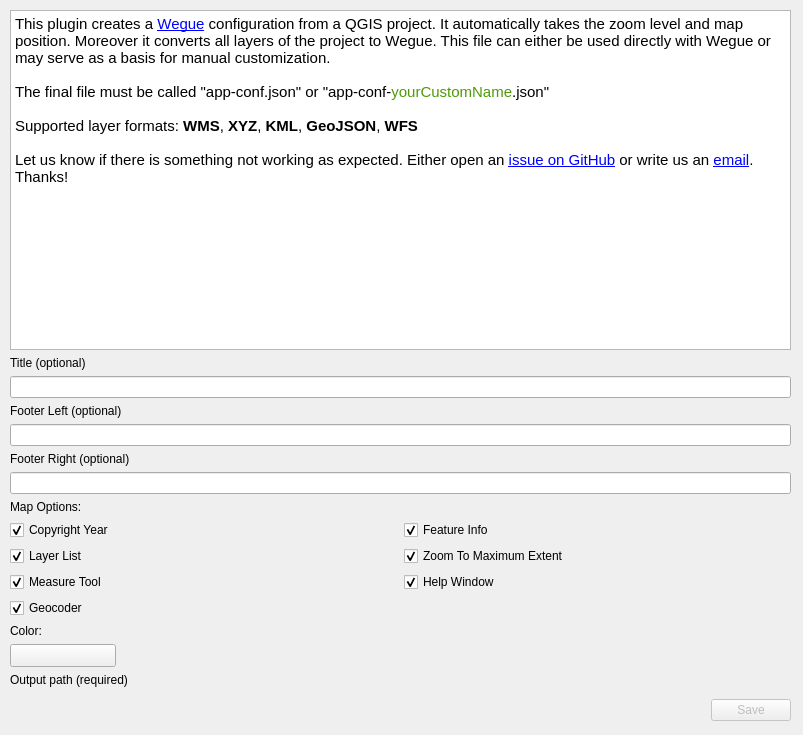
Qt form qgis2wegue_dialog_base.ui (meggsimum/qgis2wegue) before a commit.
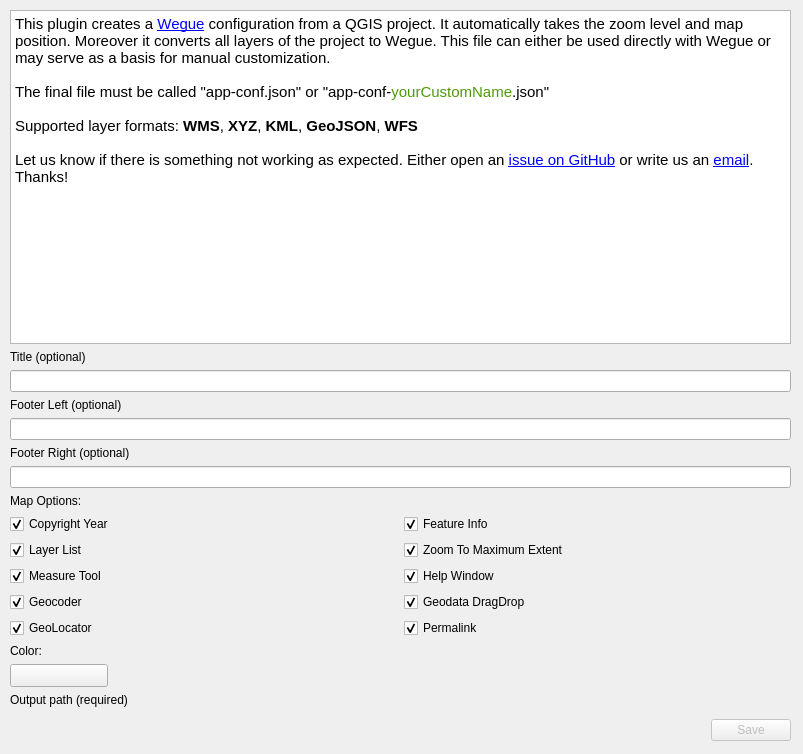
The same form after that commit. Custom widgets are drawn as their Qt base class.

Commit message:
Add new Wegue modules and settings
- Geodata drag&drop
- Geolocator
- Permalink

What changed in the file:
```diff
--- a/qgis2wegue_dialog_base.ui
+++ b/qgis2wegue_dialog_base.ui
@@ -10,7 +10,7 @@
     <x>0</x>
     <y>0</y>
     <width>803</width>
-    <height>735</height>
+    <height>754</height>
    </rect>
   </property>
   <property name="minimumSize">
@@ -34,7 +34,7 @@
      <x>10</x>
      <y>10</y>
      <width>781</width>
-     <height>711</height>
+     <height>731</height>
     </rect>
    </property>
    <layout class="QVBoxLayout" name="verticalLayout">
@@ -47,8 +47,8 @@
        <string>&lt;!DOCTYPE HTML PUBLIC &quot;-//W3C//DTD HTML 4.0//EN&quot; &quot;http://www.w3.org/TR/REC-html40/strict.dtd&quot;&gt;
 &lt;html&gt;&lt;head&gt;&lt;meta name=&quot;qrichtext&quot; content=&quot;1&quot; /&gt;&lt;style type=&quot;text/css&quot;&gt;
 p, li { white-space: pre-wrap; }
-&lt;/style&gt;&lt;/head&gt;&lt;body style=&quot; font-family:'Cantarell'; font-size:11pt; font-weight:400; font-style:normal;&quot;&gt;
-&lt;p style=&quot; margin-top:0px; margin-bottom:0px; margin-left:0px; margin-right:0px; -qt-block-indent:0; text-indent:0px;&quot;&gt;This plugin creates a &lt;a href=&quot;https://github.com/meggsimum/wegue&quot;&gt;&lt;span style=&quot; text-decoration: underline; color:#0000ff;&quot;&gt;Wegue&lt;/span&gt;&lt;/a&gt; configuration from a QGIS project. It automatically takes the zoom level and map position. Moreover it converts all layers of the project to Wegue. This file can either be used directly with Wegue or may serve as a basis for manual customization. &lt;br /&gt;&lt;br /&gt;The final file must be called &amp;quot;app-conf.json&amp;quot; or &amp;quot;app-conf-&lt;span style=&quot; color:#4e9a06;&quot;&gt;yourCustomName&lt;/span&gt;.json&amp;quot;&lt;br /&gt;&lt;br /&gt;Supported layer formats: &lt;span style=&quot; font-weight:600; color:#000000;&quot;&gt;WMS&lt;/span&gt;&lt;span style=&quot; color:#000000;&quot;&gt;, &lt;/span&gt;&lt;span style=&quot; font-weight:600; color:#000000;&quot;&gt;XYZ&lt;/span&gt;&lt;span style=&quot; color:#000000;&quot;&gt;, &lt;/span&gt;&lt;span style=&quot; font-weight:600; color:#000000;&quot;&gt;KML&lt;/span&gt;&lt;span style=&quot; color:#000000;&quot;&gt;, &lt;/span&gt;&lt;span style=&quot; font-weight:600; color:#000000;&quot;&gt;GeoJSON&lt;/span&gt;&lt;span style=&quot; color:#000000;&quot;&gt;, &lt;/span&gt;&lt;span style=&quot; font-weight:600; color:#000000;&quot;&gt;WFS&lt;/span&gt;&lt;br /&gt;&lt;br /&gt;&lt;span style=&quot; color:#000000;&quot;&gt;Let us know if there is something not working as expected. Either open an &lt;/span&gt;&lt;a href=&quot;https://github.com/meggsimum/qgis2wegue/issues/new&quot;&gt;&lt;span style=&quot; text-decoration: underline; color:#0000ff;&quot;&gt;issue on GitHub&lt;/span&gt;&lt;/a&gt;&lt;span style=&quot; color:#000000;&quot;&gt; or write us an &lt;/span&gt;&lt;a href=&quot;mailto:info@jakobmiksch.eu&quot;&gt;&lt;span style=&quot; text-decoration: underline; color:#0000ff;&quot;&gt;email&lt;/span&gt;&lt;/a&gt;&lt;span style=&quot; color:#000000;&quot;&gt;.  Thanks!&lt;/span&gt;&lt;/p&gt;&lt;/body&gt;&lt;/html&gt;</string>
+&lt;/style&gt;&lt;/head&gt;&lt;body style=&quot; font-family:'Noto Sans'; font-size:9pt; font-weight:400; font-style:normal;&quot;&gt;
+&lt;p style=&quot; margin-top:0px; margin-bottom:0px; margin-left:0px; margin-right:0px; -qt-block-indent:0; text-indent:0px;&quot;&gt;&lt;span style=&quot; font-family:'Cantarell'; font-size:11pt;&quot;&gt;This plugin creates a &lt;/span&gt;&lt;a href=&quot;https://github.com/meggsimum/wegue&quot;&gt;&lt;span style=&quot; font-family:'Cantarell'; font-size:11pt; text-decoration: underline; color:#0000ff;&quot;&gt;Wegue&lt;/span&gt;&lt;/a&gt;&lt;span style=&quot; font-family:'Cantarell'; font-size:11pt;&quot;&gt; configuration from a QGIS project. It automatically takes the zoom level and map position. Moreover it converts all layers of the project to Wegue. This file can either be used directly with Wegue or may serve as a basis for manual customization. &lt;br /&gt;&lt;br /&gt;The final file must be called &amp;quot;app-conf.json&amp;quot; or &amp;quot;app-conf-&lt;/span&gt;&lt;span style=&quot; font-family:'Cantarell'; font-size:11pt; color:#4e9a06;&quot;&gt;yourCustomName&lt;/span&gt;&lt;span style=&quot; font-family:'Cantarell'; font-size:11pt;&quot;&gt;.json&amp;quot;&lt;br /&gt;&lt;br /&gt;Supported layer formats: &lt;/span&gt;&lt;span style=&quot; font-family:'Cantarell'; font-size:11pt; font-weight:600; color:#000000;&quot;&gt;WMS&lt;/span&gt;&lt;span style=&quot; font-family:'Cantarell'; font-size:11pt; color:#000000;&quot;&gt;, &lt;/span&gt;&lt;span style=&quot; font-family:'Cantarell'; font-size:11pt; font-weight:600; color:#000000;&quot;&gt;XYZ&lt;/span&gt;&lt;span style=&quot; font-family:'Cantarell'; font-size:11pt; color:#000000;&quot;&gt;, &lt;/span&gt;&lt;span style=&quot; font-family:'Cantarell'; font-size:11pt; font-weight:600; color:#000000;&quot;&gt;KML&lt;/span&gt;&lt;span style=&quot; font-family:'Cantarell'; font-size:11pt; color:#000000;&quot;&gt;, &lt;/span&gt;&lt;span style=&quot; font-family:'Cantarell'; font-size:11pt; font-weight:600; color:#000000;&quot;&gt;GeoJSON&lt;/span&gt;&lt;span style=&quot; font-family:'Cantarell'; font-size:11pt; color:#000000;&quot;&gt;, &lt;/span&gt;&lt;span style=&quot; font-family:'Cantarell'; font-size:11pt; font-weight:600; color:#000000;&quot;&gt;WFS&lt;/span&gt;&lt;span style=&quot; font-family:'Cantarell'; font-size:11pt;&quot;&gt;&lt;br /&gt;&lt;br /&gt;&lt;/span&gt;&lt;span style=&quot; font-family:'Cantarell'; font-size:11pt; color:#000000;&quot;&gt;Let us know if there is something not working as expected. Either open an &lt;/span&gt;&lt;a href=&quot;https://github.com/meggsimum/qgis2wegue/issues/new&quot;&gt;&lt;span style=&quot; font-family:'Cantarell'; font-size:11pt; text-decoration: underline; color:#0000ff;&quot;&gt;issue on GitHub&lt;/span&gt;&lt;/a&gt;&lt;span style=&quot; font-family:'Cantarell'; font-size:11pt; color:#000000;&quot;&gt; or write us an &lt;/span&gt;&lt;a href=&quot;mailto:info@jakobmiksch.eu&quot;&gt;&lt;span style=&quot; font-family:'Cantarell'; font-size:11pt; text-decoration: underline; color:#0000ff;&quot;&gt;email&lt;/span&gt;&lt;/a&gt;&lt;span style=&quot; font-family:'Cantarell'; font-size:11pt; color:#000000;&quot;&gt;.  Thanks!&lt;/span&gt;&lt;/p&gt;&lt;/body&gt;&lt;/html&gt;</string>
       </property>
       <property name="openExternalLinks">
        <bool>true</bool>
@@ -157,6 +157,26 @@
         </property>
        </widget>
       </item>
+      <item row="4" column="1">
+       <widget class="QCheckBox" name="q2w_permalink">
+        <property name="text">
+         <string>Permalink</string>
+        </property>
+        <property name="checked">
+         <bool>true</bool>
+        </property>
+       </widget>
+      </item>
+      <item row="3" column="1">
+       <widget class="QCheckBox" name="q2w_geodata_drag_drop">
+        <property name="text">
+         <string>Geodata DragDrop</string>
+        </property>
+        <property name="checked">
+         <bool>true</bool>
+        </property>
+       </widget>
+      </item>
       <item row="3" column="0">
        <widget class="QCheckBox" name="q2w_geocoder">
         <property name="text">
@@ -167,6 +187,16 @@
         </property>
        </widget>
       </item>
+      <item row="4" column="0">
+       <widget class="QCheckBox" name="q2w_geolocator">
+        <property name="text">
+         <string>GeoLocator</string>
+        </property>
+        <property name="checked">
+         <bool>true</bool>
+        </property>
+       </widget>
+      </item>
      </layout>
     </item>
     <item>
@@ -180,7 +210,7 @@
      <widget class="QgsColorButton" name="q2w_color_widget">
       <property name="iconSize">
        <size>
-        <width>98</width>
+        <width>90</width>
         <height>16</height>
        </size>
       </property>
```
The commit also changes 5 other files.
